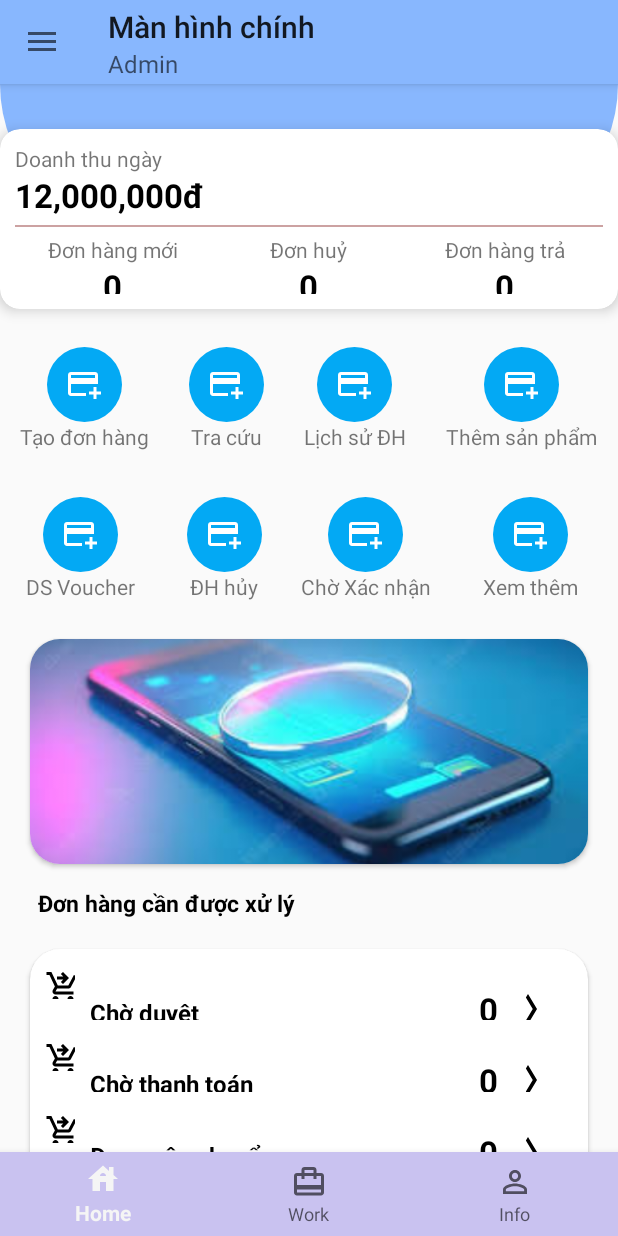
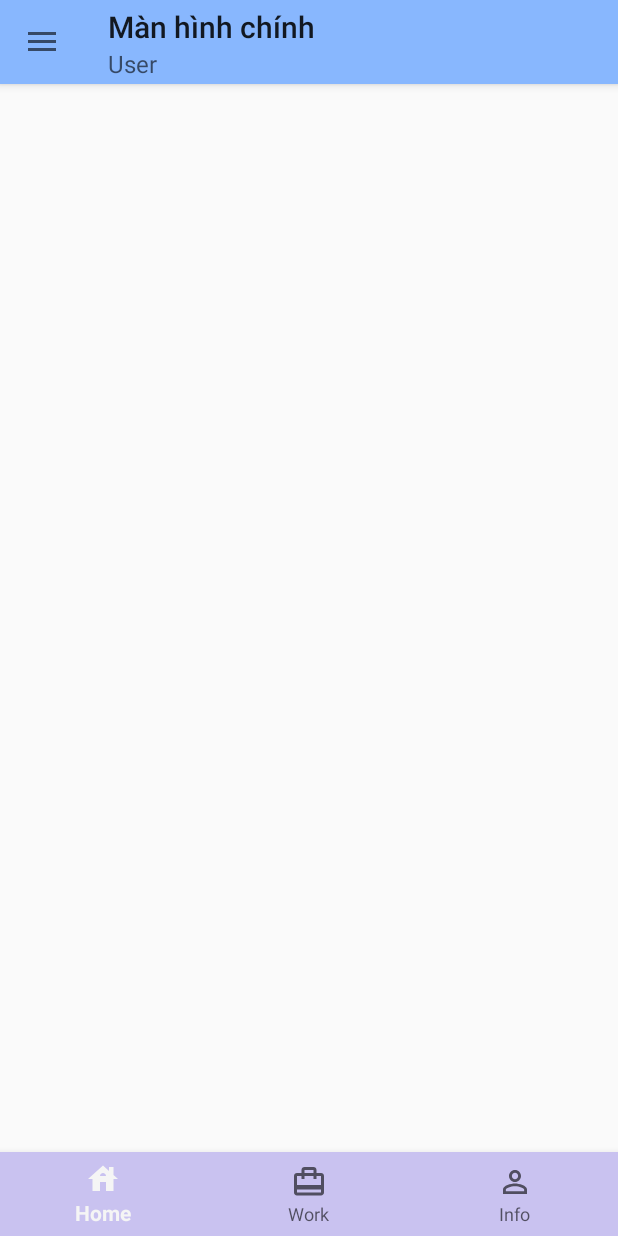
Before and after one commit to TienVinh03/Duan1_BeeMobile, an Android app: the FragMentContainer screen opened directly, with no data from a screen before it, on a phone screen of 412 x 824 dp. Run offline under Robolectric (Android 15) with nearby library versions, the phone set to English and light mode, and no system bars.

Commit message:
thêm code nav và sửa database

```diff
--- a/app/src/main/java/com/example/du_an1_qldt/DAO/TaiKhoanDAO.java
+++ b/app/src/main/java/com/example/du_an1_qldt/DAO/TaiKhoanDAO.java
@@ -29,6 +29,7 @@ public class TaiKhoanDAO {
             SharedPreferences.Editor editor = sharedPreferences.edit();
             editor.putString("hoTen",cursor.getString(1));
             editor.putString("matKhau",cursor.getString(2));
+            editor.putString("loaitaikhoan",cursor.getString(8));
             editor.putString("email",cursor.getString(5));
             editor.commit();
             return true;
--- a/app/src/main/java/com/example/du_an1_qldt/DataBase1/dbHelper.java
+++ b/app/src/main/java/com/example/du_an1_qldt/DataBase1/dbHelper.java
@@ -7,7 +7,7 @@ import android.database.sqlite.SQLiteOpenHelper;
 import androidx.annotation.Nullable;
 
 public class dbHelper extends SQLiteOpenHelper {
-    private static final String DB_name="BeePhones1";
+    private static final String DB_name="BeePhones1111";
     public dbHelper(@Nullable Context context) {
         super(context, DB_name,null, 12);
     }
@@ -23,6 +23,7 @@ public class dbHelper extends SQLiteOpenHelper {
                 "tenDt text," +
                 "idHang integer not null," +
                 "gia integer," +
+                "rom integer," +
                 "mausac text," +
                 "trangthai int," +
                 "soluong integer,"+
@@ -80,7 +81,7 @@ public class dbHelper extends SQLiteOpenHelper {
                 "loaitaikhoan TEXT)";
         sqLiteDatabase.execSQL(dbnguoidung);
 //////////
-        sqLiteDatabase.execSQL("INSERT INTO nguoiDung  VALUES(1,'admin','admin','Vu Tien Vinh','0332322764','vinhvtph45732@fpt.edu.vn','Thai Binh','admin')");
+        sqLiteDatabase.execSQL("INSERT INTO nguoiDung  VALUES(1,'admin','admin','Vu Tien Vinh','0332322764','vinhvtph45732@fpt.edu.vn','Thai Binh','admin'),(2,'vinh','vinh','Vu Tien Vinh','0376937097','vinh@gmail.com','Thai Binh','user')");
 
 
 
--- a/app/src/main/java/com/example/du_an1_qldt/FragMentContainer.java
+++ b/app/src/main/java/com/example/du_an1_qldt/FragMentContainer.java
@@ -44,15 +44,12 @@ public class FragMentContainer extends AppCompatActivity implements NavigationVi
             }
         });
 
+        Fragment TrangChuNguoiDung;
+        TrangChuNguoiDung = new TrangChuNguoiDung();
 
 
-        if (savedInstanceState == null) {
-            repLaceFragment(TrangChuAdmin.newInstance());
-            setTitle("Màn hình chính (Admin)");
-            toolbar.setTitle("Màn hình chính");
-            toolbar.setSubtitle("Admin");
 
-        }
+
 
         ActionBarDrawerToggle drawerToggle = new ActionBarDrawerToggle(FragMentContainer.this, drawer, toolbar, 0, 0);
         drawerToggle.syncState();
@@ -71,12 +68,25 @@ public class FragMentContainer extends AppCompatActivity implements NavigationVi
             menu.findItem(R.id.QLHD).setVisible(false);
             menu.findItem(R.id.ThongKeDoanhThu).setVisible(false);
             menu.findItem(R.id.ThongKeTop).setVisible(false);
-        }else {
+
+
+        }if(loaitaikhoan.equals("admin")) {
             Menu menu = navigationView.getMenu();
-            menu.findItem(R.id.manChinhNguoiDung).setVisible(false);
+
             menu.findItem(R.id.QLDM).setVisible(false);
             menu.findItem(R.id.GIOHANG).setVisible(false);
-
+            menu.findItem(R.id.dsSanPham).setVisible(false);
+        }
+        if (loaitaikhoan.equals("admin")) {
+            repLaceFragment(TrangChuAdmin.newInstance());
+            setTitle("Màn hình chính (Admin)");
+            toolbar.setTitle("Màn hình chính");
+            toolbar.setSubtitle("Admin");
+        }else {
+            repLaceFragment(TrangChuNguoiDung);
+            setTitle("Màn hình chính (User)");
+            toolbar.setTitle("Màn hình chính");
+            toolbar.setSubtitle("User");
         }
 
 
--- a/app/src/main/res/menu/menu_nav.xml
+++ b/app/src/main/res/menu/menu_nav.xml
@@ -13,11 +13,7 @@
 
             android:textColor="@android:color/primary_text_light"
             android:title="Màn hình chính" />
-        <item
-            android:id="@+id/manChinhNguoiDung"
 
-            android:textColor="@android:color/primary_text_light"
-            android:title="Màn hình chính" />
 
         <item
             android:id="@+id/QLHANG"
```
